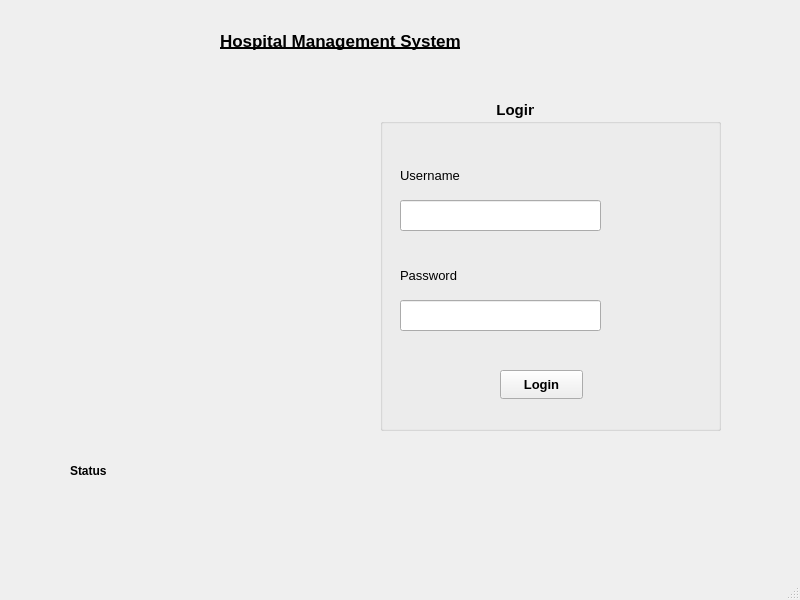
First picture: the form in Sqlite_DB/login.ui, repository AnishBharati/Qt-HMS, before the edit.
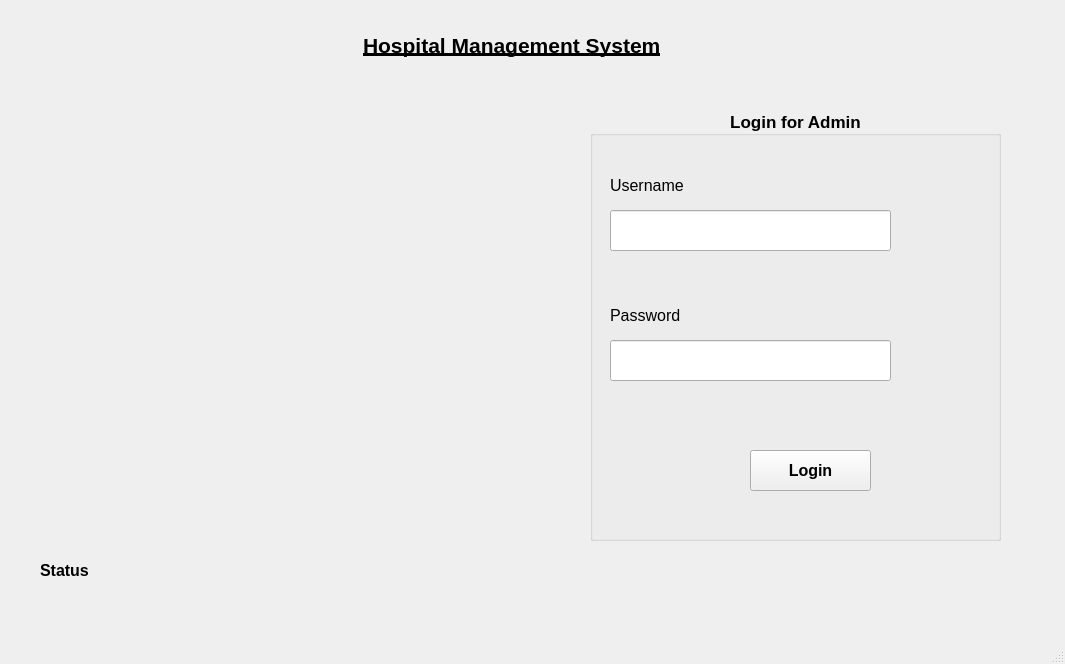
Second picture: the form after the edit. Icons and pictures are not drawn.

The edit to the form file:
```diff
--- a/Sqlite_DB/login.ui
+++ b/Sqlite_DB/login.ui
@@ -6,8 +6,8 @@
    <rect>
     <x>0</x>
     <y>0</y>
-    <width>800</width>
-    <height>600</height>
+    <width>1065</width>
+    <height>664</height>
    </rect>
   </property>
   <property name="windowTitle">
@@ -17,14 +17,15 @@
    <widget class="QLabel" name="label">
     <property name="geometry">
      <rect>
-      <x>70</x>
-      <y>440</y>
+      <x>40</x>
+      <y>540</y>
       <width>411</width>
       <height>61</height>
      </rect>
     </property>
     <property name="font">
      <font>
+      <pointsize>12</pointsize>
       <bold>true</bold>
      </font>
     </property>
@@ -35,34 +36,37 @@
    <widget class="QGroupBox" name="groupBox">
     <property name="geometry">
      <rect>
-      <x>380</x>
-      <y>100</y>
-      <width>341</width>
-      <height>331</height>
+      <x>590</x>
+      <y>110</y>
+      <width>411</width>
+      <height>431</height>
      </rect>
     </property>
     <property name="font">
      <font>
-      <pointsize>11</pointsize>
+      <pointsize>13</pointsize>
       <bold>true</bold>
       <underline>false</underline>
      </font>
     </property>
     <property name="title">
-     <string>                            Login</string>
+     <string>Login for Admin</string>
+    </property>
+    <property name="alignment">
+     <set>Qt::AlignCenter</set>
     </property>
     <widget class="QPushButton" name="pushButton">
      <property name="geometry">
       <rect>
-       <x>120</x>
-       <y>270</y>
-       <width>83</width>
-       <height>29</height>
+       <x>160</x>
+       <y>340</y>
+       <width>121</width>
+       <height>41</height>
       </rect>
      </property>
      <property name="font">
       <font>
-       <pointsize>10</pointsize>
+       <pointsize>12</pointsize>
        <bold>true</bold>
        <underline>false</underline>
       </font>
@@ -76,13 +80,13 @@
       <rect>
        <x>20</x>
        <y>60</y>
-       <width>81</width>
+       <width>101</width>
        <height>31</height>
       </rect>
      </property>
      <property name="font">
       <font>
-       <pointsize>10</pointsize>
+       <pointsize>12</pointsize>
        <bold>false</bold>
        <underline>false</underline>
       </font>
@@ -95,14 +99,14 @@
      <property name="geometry">
       <rect>
        <x>20</x>
-       <y>160</y>
+       <y>190</y>
        <width>81</width>
        <height>31</height>
       </rect>
      </property>
      <property name="font">
       <font>
-       <pointsize>10</pointsize>
+       <pointsize>12</pointsize>
        <bold>false</bold>
        <underline>false</underline>
       </font>
@@ -116,13 +120,13 @@
       <rect>
        <x>20</x>
        <y>100</y>
-       <width>201</width>
-       <height>31</height>
+       <width>281</width>
+       <height>41</height>
       </rect>
      </property>
      <property name="font">
       <font>
-       <pointsize>10</pointsize>
+       <pointsize>12</pointsize>
        <bold>false</bold>
        <underline>false</underline>
       </font>
@@ -132,9 +136,9 @@
      <property name="geometry">
       <rect>
        <x>20</x>
-       <y>200</y>
-       <width>201</width>
-       <height>31</height>
+       <y>230</y>
+       <width>281</width>
+       <height>41</height>
       </rect>
      </property>
      <property name="font">
@@ -152,15 +156,15 @@
    <widget class="QLabel" name="label_4">
     <property name="geometry">
      <rect>
-      <x>220</x>
+      <x>363</x>
       <y>20</y>
-      <width>341</width>
-      <height>41</height>
+      <width>401</width>
+      <height>51</height>
      </rect>
     </property>
     <property name="font">
      <font>
-      <pointsize>13</pointsize>
+      <pointsize>16</pointsize>
       <bold>true</bold>
       <underline>true</underline>
      </font>
@@ -172,10 +176,10 @@
    <widget class="QLabel" name="label_pic">
     <property name="geometry">
      <rect>
-      <x>40</x>
-      <y>80</y>
-      <width>301</width>
-      <height>331</height>
+      <x>130</x>
+      <y>100</y>
+      <width>501</width>
+      <height>391</height>
      </rect>
     </property>
     <property name="text">
```
Left out of the diff: 2 changed lines with no effect on the pictures.
